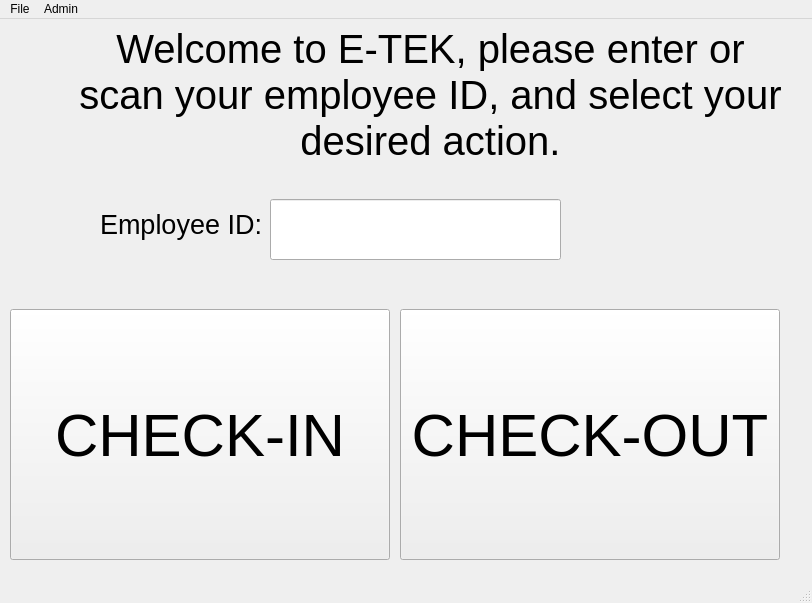
Capstone-RFID/Code, file ui/Etek_main_window.ui: the form before one commit.
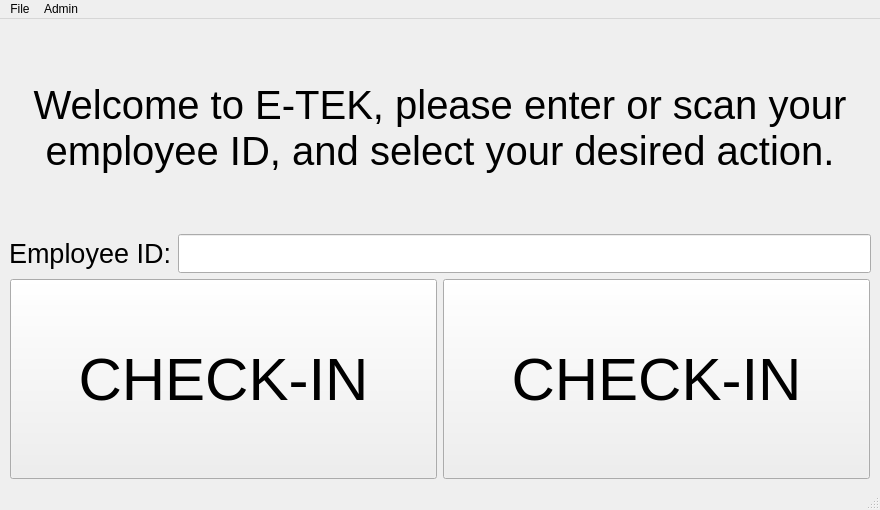
The form after the commit.

Commit message:
Added Layouts to main window and check_in window for scaling across different screen sizes
Added Layouts to main window and check_in window for scaling across different screen sizes

```diff
--- a/ui/Etek_main_window.ui
+++ b/ui/Etek_main_window.ui
@@ -6,59 +6,17 @@
    <rect>
     <x>0</x>
     <y>0</y>
-    <width>812</width>
-    <height>603</height>
+    <width>880</width>
+    <height>510</height>
    </rect>
   </property>
   <property name="windowTitle">
    <string>MainWindow</string>
   </property>
   <widget class="QWidget" name="centralwidget">
-   <widget class="QPushButton" name="Check_out_button">
-    <property name="geometry">
-     <rect>
-      <x>400</x>
-      <y>290</y>
-      <width>380</width>
-      <height>251</height>
-     </rect>
-    </property>
-    <property name="font">
-     <font>
-      <pointsize>45</pointsize>
-     </font>
-    </property>
-    <property name="text">
-     <string>CHECK-OUT</string>
-    </property>
-   </widget>
-   <widget class="QPushButton" name="Check_in_button">
-    <property name="geometry">
-     <rect>
-      <x>10</x>
-      <y>290</y>
-      <width>380</width>
-      <height>251</height>
-     </rect>
-    </property>
-    <property name="font">
-     <font>
-      <pointsize>45</pointsize>
-     </font>
-    </property>
-    <property name="text">
-     <string>CHECK-IN</string>
-    </property>
-   </widget>
+   <layout class="QVBoxLayout" name="verticalLayout_2">
+    <item>
    <widget class="QLabel" name="label">
-    <property name="geometry">
-     <rect>
-      <x>70</x>
-      <y>10</y>
-      <width>721</width>
-      <height>131</height>
-     </rect>
-    </property>
     <property name="font">
      <font>
       <pointsize>30</pointsize>
@@ -74,25 +32,11 @@
      <bool>true</bool>
     </property>
    </widget>
-   <widget class="QLineEdit" name="Employee_ID_input">
-    <property name="geometry">
-     <rect>
-      <x>270</x>
-      <y>180</y>
-      <width>291</width>
-      <height>61</height>
-     </rect>
-    </property>
-   </widget>
+    </item>
+    <item>
+     <layout class="QHBoxLayout" name="horizontalLayout_2">
+      <item>
    <widget class="QLabel" name="label_2">
-    <property name="geometry">
-     <rect>
-      <x>100</x>
-      <y>190</y>
-      <width>161</width>
-      <height>31</height>
-     </rect>
-    </property>
     <property name="font">
      <font>
       <pointsize>20</pointsize>
@@ -102,13 +46,78 @@
      <string>Employee ID:</string>
     </property>
    </widget>
+      </item>
+      <item>
+       <widget class="QLineEdit" name="Employee_ID_input">
+        <property name="font">
+         <font>
+          <pointsize>20</pointsize>
+         </font>
+        </property>
+       </widget>
+      </item>
+     </layout>
+    </item>
+    <item>
+     <layout class="QHBoxLayout" name="horizontalLayout">
+      <property name="leftMargin">
+       <number>1</number>
+      </property>
+      <property name="topMargin">
+       <number>0</number>
+      </property>
+      <property name="rightMargin">
+       <number>1</number>
+      </property>
+      <property name="bottomMargin">
+       <number>0</number>
+      </property>
+      <item>
+       <widget class="QPushButton" name="Check_in_button_2">
+        <property name="sizePolicy">
+         <sizepolicy hsizetype="Minimum" vsizetype="Preferred">
+          <horstretch>0</horstretch>
+          <verstretch>0</verstretch>
+         </sizepolicy>
+        </property>
+        <property name="font">
+         <font>
+          <pointsize>45</pointsize>
+         </font>
+        </property>
+        <property name="text">
+         <string>CHECK-IN</string>
+        </property>
+       </widget>
+      </item>
+      <item>
+       <widget class="QPushButton" name="Check_in_button">
+        <property name="sizePolicy">
+         <sizepolicy hsizetype="Minimum" vsizetype="Preferred">
+          <horstretch>0</horstretch>
+          <verstretch>0</verstretch>
+         </sizepolicy>
+        </property>
+        <property name="font">
+         <font>
+          <pointsize>45</pointsize>
+         </font>
+        </property>
+        <property name="text">
+         <string>CHECK-IN</string>
+        </property>
+       </widget>
+      </item>
+     </layout>
+    </item>
+   </layout>
   </widget>
   <widget class="QMenuBar" name="menubar">
    <property name="geometry">
     <rect>
      <x>0</x>
      <y>0</y>
-     <width>812</width>
+     <width>880</width>
      <height>21</height>
     </rect>
    </property>
```
Lines whose indentation alone changed are shown as unchanged. The commit also changes 4 other files.
